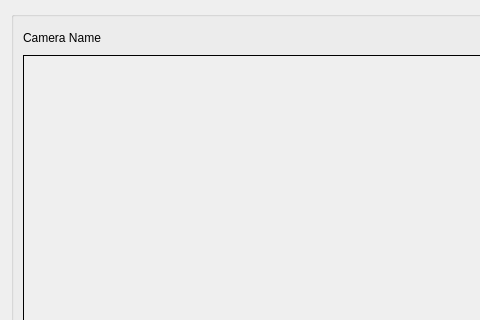
sydalirza/Centralized-CCTV-Server, file rewindui.ui: the form before one commit; both pictures show x 0 to 480 and y 0 to 320 of the 1330 by 836 pixel window.
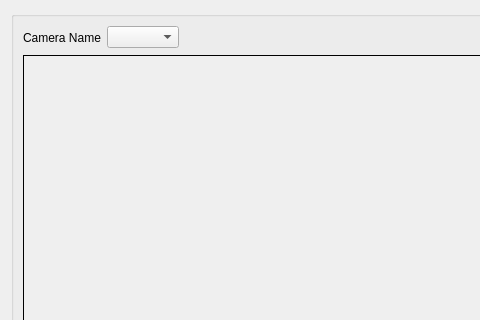
The form after the commit.

Commit message: recording ui datewise, recording worker class, recording as object detected

The edit to the form file:
```diff
--- a/rewindui.ui
+++ b/rewindui.ui
@@ -31,6 +31,9 @@
             </property>
            </widget>
           </item>
+          <item>
+           <widget class="QComboBox" name="date"/>
+          </item>
           <item>
            <spacer name="horizontalSpacer">
             <property name="orientation">
```
The commit also changes 11 other files.
